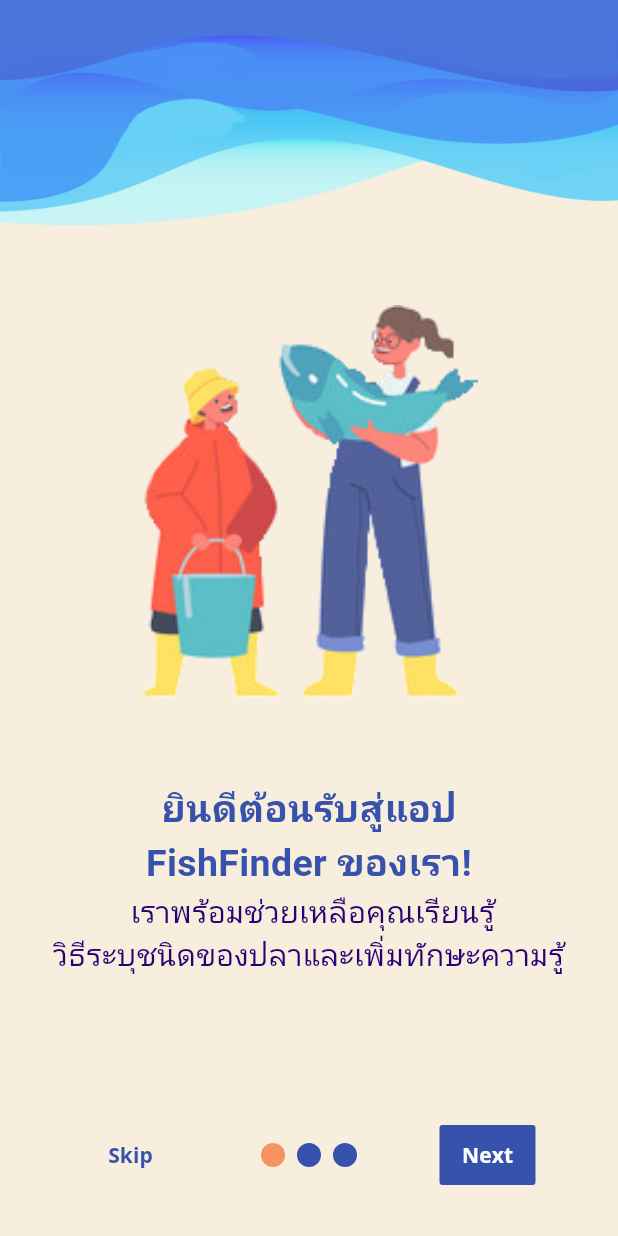
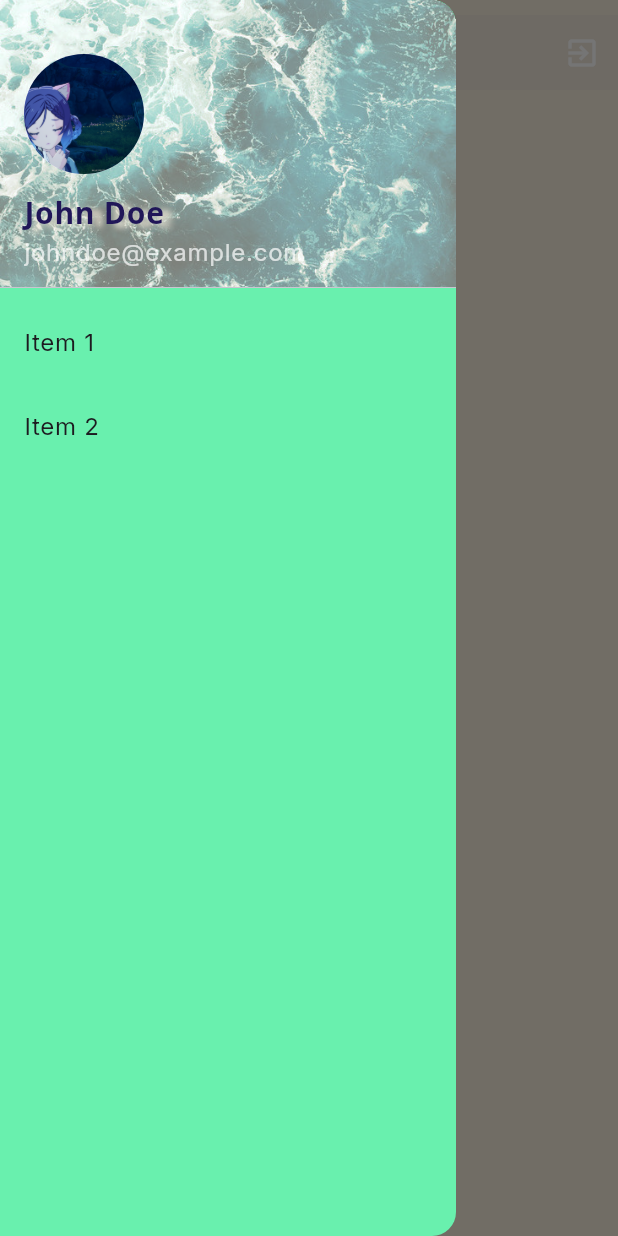
Before and after one commit to Moonkuro101/Fish-Image-Classification-Application, a Flutter app: the screen it shows after launch, with the side drawer open (before the commit the screen has no drawer), on a phone screen of 412 x 824 dp. Run offline on Flutter 3.47's test engine with Material 3 defaults, Android fonts, the phone set to English and light mode, and no system bars; drawn by our look-alikes of smooth_page_indicator; our stand-ins replace cloud_firestore, firebase_auth, firebase_core, google_fonts, shared_preferences; accounts and stored records are empty; generated files the repository leaves out were written again.

Commit message:
adding drawer

```diff
--- a/lib/main.dart
+++ b/lib/main.dart
@@ -1,6 +1,8 @@
 import 'package:firebase_auth/firebase_auth.dart';
 import 'package:firebase_core/firebase_core.dart';
+import 'package:fish_finder/screens/login_and_create/login.dart';
 import 'package:fish_finder/screens/main_screen/menu_screen.dart';
+import 'package:shared_preferences/shared_preferences.dart';
 import 'firebase_options.dart';
 import 'package:fish_finder/screens/intro_screen/intro_screen.dart';
 import 'package:flutter/material.dart';
@@ -26,24 +28,35 @@ void main() async {
   await Firebase.initializeApp(
     options: DefaultFirebaseOptions.currentPlatform,
   );
+  SharedPreferences prefs = await SharedPreferences.getInstance();
+  bool hasSeenIntro = prefs.getBool('hasSeenIntro') ?? false;
 
-  runApp(const Myapp());
+  runApp(Myapp(
+    hasSeenIntro: hasSeenIntro,
+  ));
 }
 
 class Myapp extends StatelessWidget {
-  const Myapp({super.key});
+  const Myapp({super.key, required this.hasSeenIntro});
+  final bool hasSeenIntro;
+
   @override
   Widget build(BuildContext context) {
     return MaterialApp(
       theme: theme,
       debugShowCheckedModeBanner: false,
       // home: LoginScreen(),
-      home: StreamBuilder(stream: FirebaseAuth.instance.authStateChanges(),builder: (context, snapshot) {
-        if (snapshot.hasData){
-          return const MenuScreen();
-        }
-        return const IntroScreen();
-      } ,),
+      home: hasSeenIntro
+          ? const IntroScreen()
+          : StreamBuilder(
+              stream: FirebaseAuth.instance.authStateChanges(),
+              builder: (context, snapshot) {
+                if (snapshot.hasData) {
+                  return const MenuScreen();
+                }
+                return const MenuScreen();
+              },
+            ),
     );
   }
 }
--- a/lib/screens/login_and_create/login_widget/footer_widget.dart
+++ b/lib/screens/login_and_create/login_widget/footer_widget.dart
@@ -1,5 +1,6 @@
 import 'package:fish_finder/material/font_and_color.dart';
 import 'package:fish_finder/screens/login_and_create/create_account.dart';
+import 'package:fish_finder/screens/login_and_create/login.dart';
 import 'package:flutter/material.dart';
 
 class FooterWidget extends StatelessWidget {
@@ -45,13 +46,18 @@ class FooterWidget extends StatelessWidget {
           ),
           const SizedBox(height: 20),
           TextButton(
-            onPressed: () {isLogin ?
-              Navigator.of(context).push(
-                MaterialPageRoute(
-                  builder: (context) => const CreateAccount(),
-                ),
-              ):
-              Navigator.of(context).pop();
+            onPressed: () {
+              isLogin
+                  ? Navigator.of(context).pushReplacement(
+                      MaterialPageRoute(
+                        builder: (context) => const CreateAccount(),
+                      ),
+                    )
+                  : Navigator.of(context).pushReplacement(
+                      MaterialPageRoute(
+                        builder: (context) => const LoginScreen(),
+                      ),
+                    );
             },
             child: Text.rich(
               TextSpan(
--- a/lib/screens/login_and_create/login_widget/from_widget.dart
+++ b/lib/screens/login_and_create/login_widget/from_widget.dart
@@ -1,6 +1,7 @@
 import 'package:cloud_firestore/cloud_firestore.dart';
 import 'package:firebase_auth/firebase_auth.dart';
 import 'package:fish_finder/material/font_and_color.dart';
+import 'package:fish_finder/screens/login_and_create/login.dart';
 import 'package:fish_finder/screens/main_screen/menu_screen.dart';
 import 'package:flutter/material.dart';
 
@@ -89,7 +90,7 @@ class _BodyFormState extends State<BodyForm> {
         Navigator.of(context).pushReplacement(
           MaterialPageRoute(
             builder: (ctx) =>
-                const MenuScreen(), // Replace with your desired screen
+                const LoginScreen(), // Replace with your desired screen
           ),
         );
       }
--- a/lib/screens/main_screen/menu_screen.dart
+++ b/lib/screens/main_screen/menu_screen.dart
@@ -1,23 +1,53 @@
 import 'package:firebase_auth/firebase_auth.dart';
 import 'package:flutter/material.dart';
+import 'package:fish_finder/material/font_and_color.dart';
+import 'package:fish_finder/screens/main_screen/widget/drawer_widget.dart';
 
 class MenuScreen extends StatelessWidget {
   const MenuScreen({super.key});
 
   @override
   Widget build(BuildContext context) {
-    return Scaffold(
-      appBar: AppBar(
-        title: const Text('Chat'),
+    return SafeArea(
+      child: Scaffold(
+        backgroundColor: mainColor,
+        appBar: PreferredSize(
+          preferredSize: const Size.fromHeight(60),
+          child: Padding(
+            padding: const EdgeInsets.only(top: 10),
+            child: AppBar(
+              backgroundColor: mainColor,
+              elevation: 1,
+              centerTitle: true,
+              leading: Builder(
+                builder: (BuildContext context) {
+                  return Padding(
+                    padding: const EdgeInsets.only(left: 10),
+                    child: IconButton(
+                      icon: const Icon(Icons.menu, size: 30,color: Color.fromARGB(255, 4, 6, 10)), // Change color here
+                      onPressed: () {
+                        Scaffold.of(context).openDrawer();
+                      },
+                    ),
+                  );
+                },
+              ),
               actions: [
                 IconButton(
                   onPressed: FirebaseAuth.instance.signOut,
-            icon: const Icon(Icons.exit_to_app),
+                  icon: const Icon(
+                    Icons.exit_to_app,
+                    color: Colors.white,
+                  ),
                 ),
               ],
             ),
-      body: Center(
+          ),
+        ),
+        drawer: const DrawerWidget(),
+        body: const Center(
           child: Text('Menu Screen'),
+        ),
       ),
     );
   }
--- /dev/null
+++ b/lib/screens/main_screen/widget/drawer_widget.dart
@@ -0,0 +1,85 @@
+import 'dart:ui';
+
+import 'package:fish_finder/material/font_and_color.dart';
+import 'package:flutter/material.dart';
+
+class DrawerWidget extends StatelessWidget {
+  const DrawerWidget({super.key});
+
+  @override
+  Widget build(BuildContext context) {
+    return Drawer(
+      backgroundColor: Colors.greenAccent, // Change to your desired color
+      child: ListView(
+        padding: EdgeInsets.zero,
+        children: [
+          SizedBox(
+            height: 200,
+            child: DrawerHeader(
+              decoration: BoxDecoration(
+                image: DecorationImage(
+                  image: const AssetImage('assets/images/drawer/sea.jpg'),
+                  fit: BoxFit.cover,
+                  colorFilter: ColorFilter.mode(
+                    mainColor.withOpacity(0.5),
+                    BlendMode.lighten,
+                  ),
+                ),
+              ),
+              child: Column(
+                crossAxisAlignment: CrossAxisAlignment.start,
+                children: [
+                  Padding(
+                    padding: const EdgeInsets.only(
+                        top: 20.0), // Adjust padding as needed
+                    child: CircleAvatar(
+                      radius: 40, // Adjust the size of CircleAvatar
+                      backgroundImage: AssetImage(
+                          'assets/images/drawer/profile.png'), // Replace with your profile image
+                    ),
+                  ),
+                  const SizedBox(height: 10),
+                  Text(
+                    'John Doe',
+                    style: fontEnglish.copyWith(
+                      color: const Color(0xff201658),
+                      fontWeight: FontWeight.bold,
+                      fontSize: 20,
+                      shadows: [
+                        Shadow(
+                          color: mainColor, // Choose the color of the shadow
+                          blurRadius:
+                              5, // Adjust the blur radius for the shadow effect
+                          offset: Offset(6,
+                              2.0), // Set the horizontal and vertical offset for the shadow
+                        ),
+                      ],
+                    ),
+                  ),
+                  const Text(
+                    'johndoe@example.com',
+                    style: TextStyle(
+                      color: Colors.white70,
+                    ),
+                  ),
+                ],
+              ),
+            ),
+          ),
+          ListTile(
+            title: const Text('Item 1'),
+            onTap: () {
+              // Update the state of the app.
+            },
+          ),
+          ListTile(
+            title: const Text('Item 2'),
+            onTap: () {
+              // Update the state of the app.
+            },
+          ),
+        ],
+      ),
+    );
+  }
+}
--- a/pubspec.yaml
+++ b/pubspec.yaml
@@ -43,6 +43,7 @@ dependencies:
   firebase_auth: ^4.16.0
   firebase_storage: ^11.6.0
   cloud_firestore: ^4.14.0
+  shared_preferences: ^2.3.2
 
 dev_dependencies:
   flutter_test:
@@ -70,6 +71,8 @@ flutter:
   assets:
     - assets/images/intro/
     - assets/images/login/
+    - assets/images/drawer/
+
     # - assets\images\main\
 
 
```
Also changed, not shown: assets/images/drawer/profile.png (added), assets/images/drawer/sea.jpg (added), pubspec.lock, 1 other file. Lines whose indentation alone changed are shown as unchanged.
